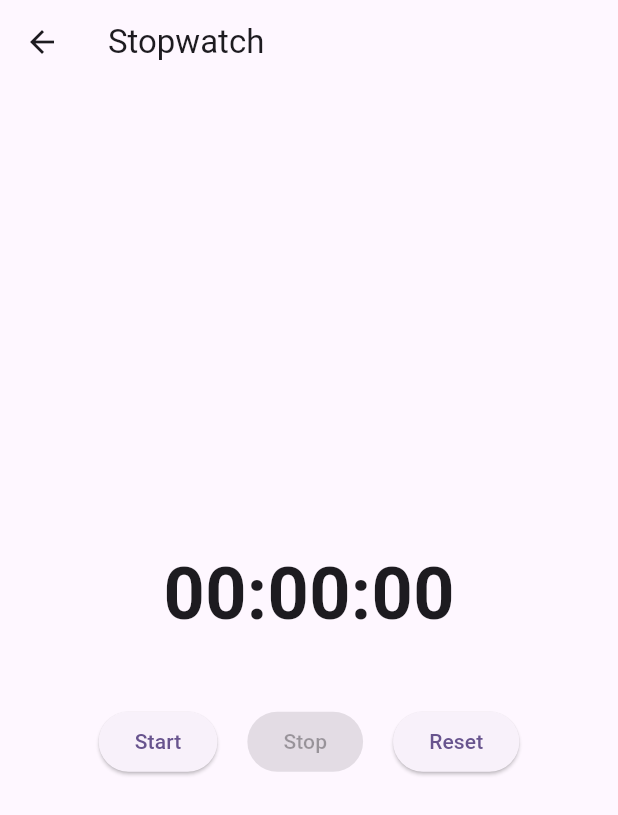
After one commit to Indramalang/flutter_android_2, a Flutter app: the StopwatchPage screen opened directly, after a tap on "Start", after a tap on "Reset", on a phone screen of 412 x 824 dp. The commit adds this screen. Shown: the top 815 px of the screen. Run offline on Flutter 3.47's test engine with Material 3 defaults, Android fonts, the phone set to English and light mode, and no system bars; our stand-ins replace hive_flutter, youtube_player_flutter; accounts and stored records are empty.

Commit message:
add Stopwatch

```diff
--- /dev/null
+++ b/lib/stopwatch_page.dart
@@ -0,0 +1,100 @@
+import 'dart:async';
+import 'package:flutter/material.dart';
+
+class StopwatchPage extends StatefulWidget {
+  @override
+  _StopwatchPageState createState() => _StopwatchPageState();
+}
+
+class _StopwatchPageState extends State<StopwatchPage> {
+  late Timer _timer;
+  int _elapsedSeconds = 0;
+  bool _isRunning = false;
+
+  void _startTimer() {
+    _timer = Timer.periodic(Duration(seconds: 1), (Timer timer) {
+      setState(() {
+        _elapsedSeconds++;
+      });
+    });
+    setState(() {
+      _isRunning = true;
+    });
+  }
+
+  void _stopTimer() {
+    _timer.cancel();
+    setState(() {
+      _isRunning = false;
+    });
+  }
+
+  void _resetTimer() {
+    if (_isRunning) {
+      _timer.cancel();
+    }
+    setState(() {
+      _elapsedSeconds = 0;
+      _isRunning = false;
+    });
+  }
+
+  @override
+  void dispose() {
+    if (_isRunning) {
+      _timer.cancel();
+    }
+    super.dispose();
+  }
+
+  String _formatTime(int seconds) {
+    final int minutes = seconds ~/ 60;
+    final int remainingSeconds = seconds % 60;
+    final int hours = minutes ~/ 60;
+    final int remainingMinutes = minutes % 60;
+
+    String hoursStr = hours.toString().padLeft(2, '0');
+    String minutesStr = remainingMinutes.toString().padLeft(2, '0');
+    String secondsStr = remainingSeconds.toString().padLeft(2, '0');
+
+    return "$hoursStr:$minutesStr:$secondsStr";
+  }
+
+  @override
+  Widget build(BuildContext context) {
+    return Scaffold(
+      appBar: AppBar(
+        title: Text('Stopwatch'),
+      ),
+      body: Center(
+        child: Column(
+          mainAxisAlignment: MainAxisAlignment.center,
+          children: <Widget>[
+            Text(_formatTime(_elapsedSeconds),
+                style: TextStyle(fontSize: 48, fontWeight: FontWeight.bold)),
+            SizedBox(height: 40),
+            Row(
+              mainAxisAlignment: MainAxisAlignment.center,
+              children: [
+                ElevatedButton(
+                  onPressed: _isRunning ? null : _startTimer,
+                  child: Text('Start'),
+                ),
+                SizedBox(width: 20),
+                ElevatedButton(
+                  onPressed: _isRunning ? _stopTimer : null,
+                  child: Text('Stop'),
+                ),
+                SizedBox(width: 20),
+                ElevatedButton(
+                  onPressed: _resetTimer,
+                  child: Text('Reset'),
+                ),
+              ],
+            ),
+          ],
+        ),
+      ),
+    );
+  }
+}
```
Also changed, not shown: lib/main.dart (+15 -2 lines).
